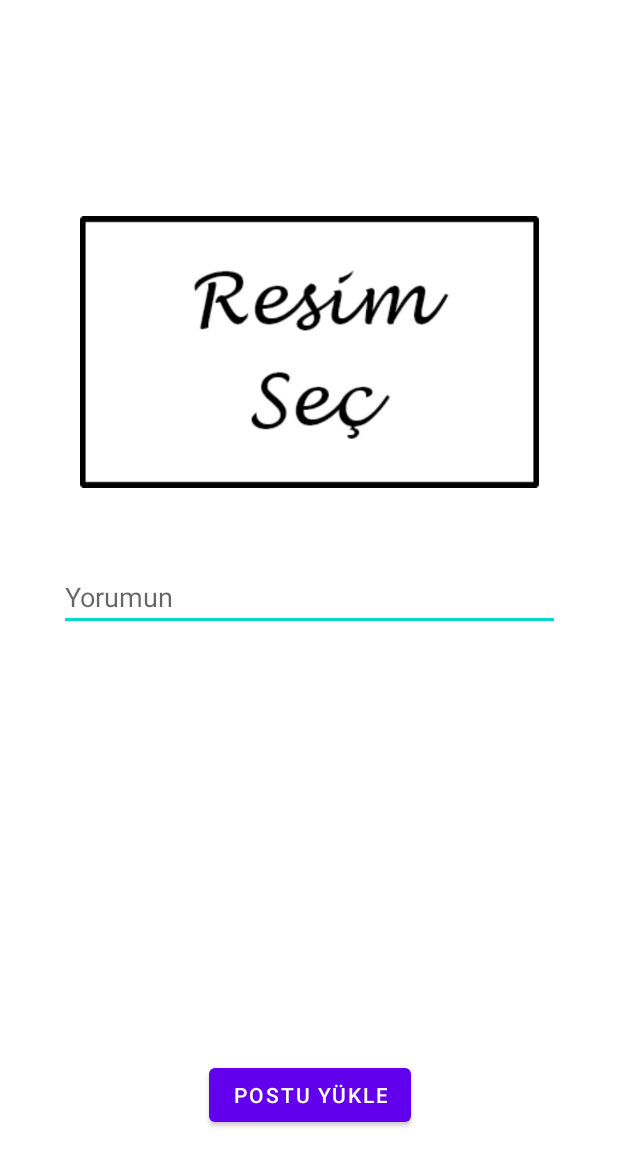
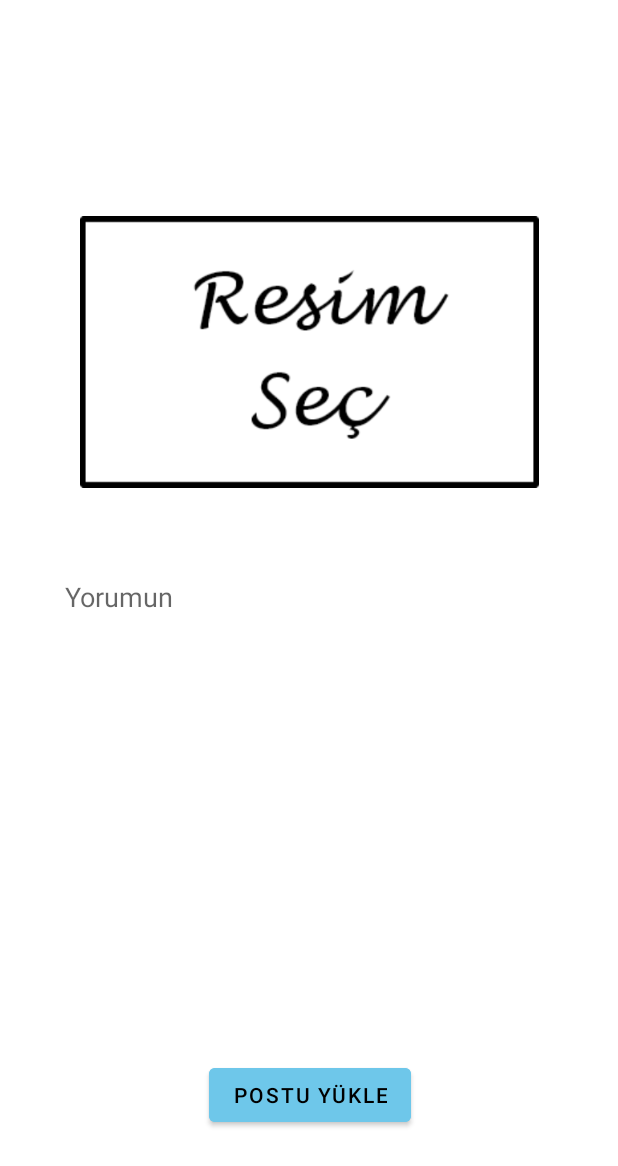
Before and after one commit to berkedursunoglu/TwitterClone, an Android app: the screen it shows after launch once a user with an empty profile is signed in (PostActivity), after a tap on an icon or button, on a phone screen of 412 x 824 dp. Shown: the top 1166 px of the screen. Run offline under Robolectric (Android 15) with nearby library versions, the phone set to English and light mode, and no system bars; our stand-ins replace Firebase (no records; nobody signed in at launch, a user with empty details on screens opened directly), Picasso, data binding.

Commit message:
design update

```diff
--- a/app/build.gradle
+++ b/app/build.gradle
@@ -2,6 +2,7 @@ plugins {
     id 'com.android.application'
     id 'org.jetbrains.kotlin.android'
     id 'com.google.gms.google-services'
+    id 'kotlin-kapt'
 }
 
 android {
--- a/app/src/main/java/com/berkedursunoglu/twitterclone/activitys/MainPageActivity.kt
+++ b/app/src/main/java/com/berkedursunoglu/twitterclone/activitys/MainPageActivity.kt
@@ -7,29 +7,40 @@ import android.view.Menu
 import android.view.MenuItem
 import androidx.appcompat.widget.Toolbar
 import androidx.databinding.DataBindingUtil
+import androidx.lifecycle.Observer
+import androidx.lifecycle.ViewModelProvider
 import androidx.recyclerview.widget.LinearLayoutManager
 import com.berkedursunoglu.twitterclone.R
 import com.berkedursunoglu.twitterclone.databinding.ActivityMainPageBinding
 import com.berkedursunoglu.twitterclone.models.PostModel
 import com.berkedursunoglu.twitterclone.recyclerview.MainActivityRecyclerView
+import com.berkedursunoglu.twitterclone.viewmodels.MainPageViewModel
 import com.google.firebase.Timestamp
 import com.google.firebase.auth.FirebaseAuth
 import com.google.firebase.firestore.FirebaseFirestore
 
 class MainPageActivity : AppCompatActivity() {
 
-    private lateinit var dataBinding:ActivityMainPageBinding
-    private lateinit var postModel:PostModel
+    private lateinit var dataBinding: ActivityMainPageBinding
+    private lateinit var viewModel: MainPageViewModel
+    private var recyclerView =  MainActivityRecyclerView(arrayListOf())
 
     override fun onCreate(savedInstanceState: Bundle?) {
         super.onCreate(savedInstanceState)
-        dataBinding = DataBindingUtil.setContentView(this,R.layout.activity_main_page)
+        dataBinding = DataBindingUtil.setContentView(this, R.layout.activity_main_page)
         setSupportActionBar(dataBinding.mainPageToolbar)
-        dataBinding.postButton.setOnClickListener {
-            startActivity(Intent(this,PostActivity::class.java))
-        }
-        dataBinding.recyclerView.layoutManager = LinearLayoutManager(this,LinearLayoutManager.VERTICAL,false)
-        getPosts()
+        dataBinding.databinding = this
+        dataBinding.recyclerView.layoutManager = LinearLayoutManager(this, LinearLayoutManager.VERTICAL, false)
+        viewModel = ViewModelProvider(this).get(MainPageViewModel::class.java)
+        getPost()
+    }
+
+    fun getPost() {
+        viewModel.getPost()
+        viewModel.postArrayList.observe(this, Observer {
+            recyclerView.arraylist = it
+            dataBinding.recyclerView.adapter = recyclerView
+        })
     }
 
 
@@ -50,24 +61,7 @@ class MainPageActivity : AppCompatActivity() {
         return false
     }
 
-    private fun getPosts(){
-        val firebaseCloud = FirebaseFirestore.getInstance()
-        firebaseCloud.collection("post").addSnapshotListener { value, error ->
-            println("sea ${error?.localizedMessage}")
-            if (value != null) {
-                    val documents = value.documents
-                    val arraylist = ArrayList<PostModel>()
-                    for (document in documents){
-                        val username = document.get("username") as String
-                        val comment = document.get("postcomment") as String
-                        val imageurl = document.get("imageurl") as String
-                        val date = document.get("date") as Timestamp
-                        postModel = PostModel(date,imageurl,comment,username)
-                        arraylist.add(postModel)
-                    }
-                    val rv = MainActivityRecyclerView(arraylist)
-                    dataBinding.recyclerView.adapter = rv
-                }
-            }
-        }
+    fun postButton() {
+        startActivity(Intent(this, PostActivity::class.java))
     }
+}
--- a/app/src/main/java/com/berkedursunoglu/twitterclone/viewmodels/LoginPageViewModel.kt
+++ b/app/src/main/java/com/berkedursunoglu/twitterclone/viewmodels/LoginPageViewModel.kt
@@ -33,6 +33,4 @@ class LoginPageViewModel : ViewModel() {
             println(it.user)
         }
     }
-
-
 }
--- /dev/null
+++ b/app/src/main/java/com/berkedursunoglu/twitterclone/viewmodels/MainPageViewModel.kt
@@ -0,0 +1,34 @@
+package com.berkedursunoglu.twitterclone.viewmodels
+
+import androidx.lifecycle.MutableLiveData
+import androidx.lifecycle.ViewModel
+import com.berkedursunoglu.twitterclone.models.PostModel
+import com.google.firebase.Timestamp
+import com.google.firebase.firestore.FirebaseFirestore
+import com.google.firebase.firestore.Query
+
+class MainPageViewModel : ViewModel() {
+
+    var postArrayList = MutableLiveData<ArrayList<PostModel>>()
+    private lateinit var postModel: PostModel
+
+    fun getPost(){
+        val firebaseCloud = FirebaseFirestore.getInstance()
+        firebaseCloud.collection("post").orderBy("date",Query.Direction.DESCENDING).addSnapshotListener { value, error ->
+            if (value != null) {
+                val documents = value.documents
+                val arraylist = ArrayList<PostModel>()
+                for (document in documents) {
+                    val username = document.get("username") as String
+                    val comment = document.get("postcomment") as String
+                    val imageurl = document.get("imageurl") as String
+                    val date = document.get("date") as Timestamp
+                    postModel = PostModel(date, imageurl, comment, username)
+                    arraylist.add(postModel)
+                }
+                postArrayList.value = arraylist
+            }
+        }
+    }
+
+}
--- a/app/src/main/res/layout/activity_post.xml
+++ b/app/src/main/res/layout/activity_post.xml
@@ -27,6 +27,8 @@
         app:srcCompat="@drawable/select_image" />
 
     <Button
+        android:textColor="@color/black"
+        android:backgroundTint="#6EC7EA"
         android:id="@+id/post_upload"
         android:layout_width="wrap_content"
         android:layout_height="wrap_content"
--- a/app/src/main/res/values/colors.xml
+++ b/app/src/main/res/values/colors.xml
@@ -1,10 +1,10 @@
 <?xml version="1.0" encoding="utf-8"?>
 <resources>
-    <color name="purple_200">#FFBB86FC</color>
-    <color name="purple_500">#FF6200EE</color>
-    <color name="purple_700">#FF3700B3</color>
-    <color name="teal_200">#FF03DAC5</color>
-    <color name="teal_700">#FF018786</color>
+    <color name="purple_200">#FFFFFF</color>
+    <color name="purple_500">#FFFFFF</color>
+    <color name="purple_700">#FFFFFF</color>
+    <color name="teal_200">#FFFFFF</color>
+    <color name="teal_700">#FFFFFF</color>
     <color name="black">#FF000000</color>
     <color name="white">#FFFFFFFF</color>
 </resources>
```
Also changed, not shown: app/src/main/java/com/berkedursunoglu/twitterclone/Utils.kt (added, +10 -0 lines), app/src/main/java/com/berkedursunoglu/twitterclone/recyclerview/MainActivityRecyclerView.kt (+8 -11 lines), app/src/main/res/layout/activity_login_page.xml (+15 -0 lines), app/src/main/res/layout/activity_main_page.xml (+13 -2 lines), app/src/main/res/layout/mainactivity_recyclerview_row.xml (+17 -6 lines), app/src/main/res/drawable/bird.png (added).
